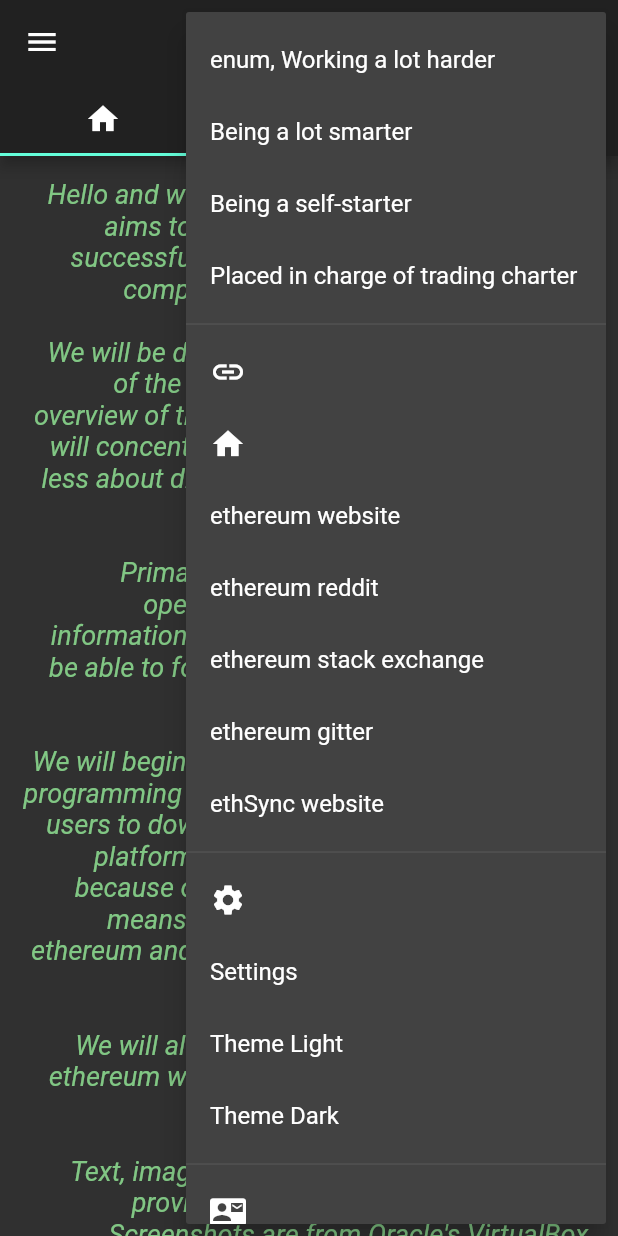
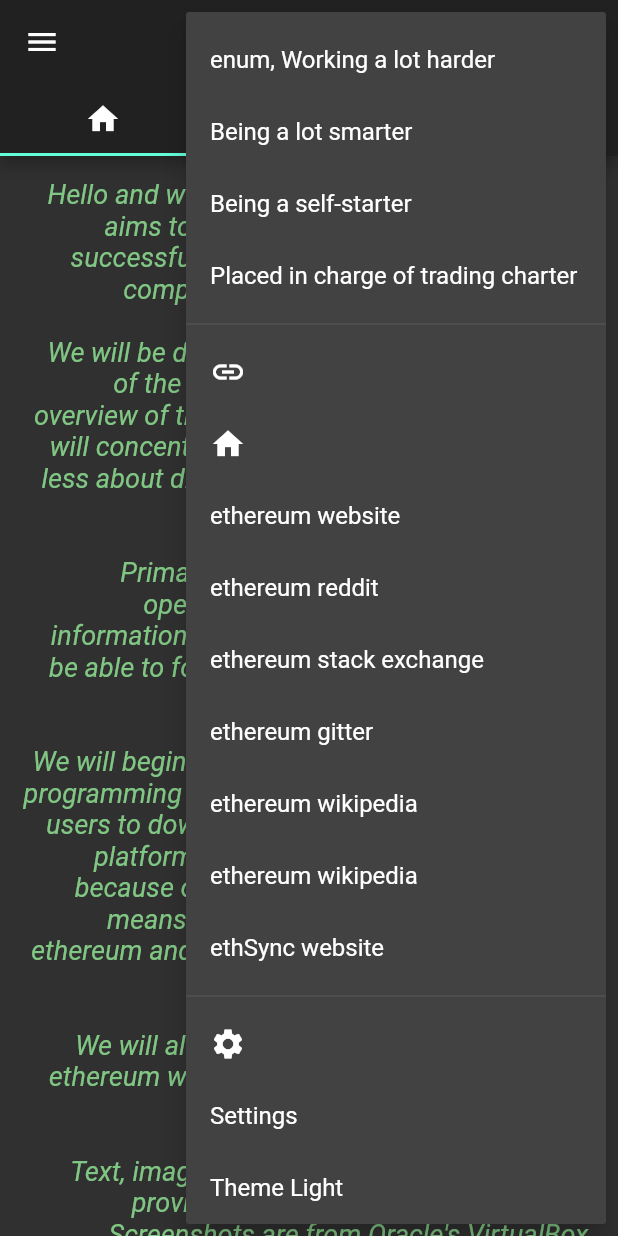
Before and after one commit to lubi888/eth_sync_0_1_1, a Flutter app: the screen it shows after launch, after a tap on the "more vert" icon, on a phone screen of 412 x 824 dp. Run offline on Flutter 3.47's test engine with Material 2 defaults, Android fonts, the phone set to English and light mode, and no system bars; our stand-ins replace camera, cloud_firestore, qr_flutter, share, transparent_image, video_player; missing offline and left inert: fast_qr_reader_view; accounts and stored records are empty.

Commit message:
founding members

```diff
--- a/lib/drawer_demo.dart
+++ b/lib/drawer_demo.dart
@@ -14,7 +14,7 @@ const String _kAsset2 = 'assets/etcBullet.png';                  //'packages/flu
 //const String _kGalleryAssetsPackage = 'flutter_gallery_assets';
 
 class DrawerDemo extends StatefulWidget {
-  static const String routeName = '/material/drawer';
+//  static const String routeName = '/material/drawer';
 
   @override
   _DrawerDemoState createState() => new _DrawerDemoState();
--- a/lib/ethTxtStrings.dart
+++ b/lib/ethTxtStrings.dart
@@ -2,7 +2,7 @@
 
 const String ethTextFonts =
     "\u03BB \n\tgreek lambda \n\u1688 \n\togham tinne \n\u304B \n\tjapanese ka \n\u4E07 \n\tcjk ideograph 10,000"
-    "\n\u4DC1 \n\tyijingit is possibleching \n\u1300 \n\tethiopic symbol \n\u{13080} \n\tegyptian eye";
+    "\n\u4DC1 \n\tiching \n\u1300 \n\tethiopic symbol \n\u{13080} \n\tegyptian eye";
 
 const String ethTextIntro =
     "Hello and welcome to ethereum sync. This app aims to provide the information needed to "
@@ -66,8 +66,15 @@ const String ethTextTop5 = "\n\nHere we have the top 5-8 apps, websites and comp
     "\n\nExchanges - USA, EU, JP"
     "\n\n ";
 
-const String ethTextFounders = "\n\nWho are the founders of Ethereum? What is the current state today?"
-    "\n\n ";
+const String ethTextFounders = "\n\nWho are the founders of Ethereum?"
+    "\n\nEthereum was proposed in late 2013 by programmer Vitalik Buterin. An online crowdsale took place in the summer of 2014 to raise funds. "
+    "\n\nThe ethereum system went live in 2015.07.30 and the origianl authors were Vitalik Buterin, Joseph Lubin and Gavin Wood. "
+    "\n\nThe collapse of the DAO project in 2016 caused a split, fork between the original chain, ethereum classic ETC, and the new ethereum ETH. "
+    "\n\nEthereum was quiet then for another year until mid-end of 2017 when cryptocurrencies in gnereal became noted and admired for their Distributed Ledger Technology "
+    "and also as instruments of monetary exchange.\n";
+
+const String ethTextCurrentState = "\n\nWhat is the current state today?";
+
 
 const String ethTextMiners =
     "\n\nDisclosure: The author is currently not synced with the ethereum or classic blockchain. "
--- a/lib/eth_sync.dart
+++ b/lib/eth_sync.dart
@@ -170,6 +170,14 @@ class _EthSyncPageState extends State<EthSyncPage> {
                       const PopupMenuItem(
                         child: const Text(
                             'ethereum gitter'), //https://gitter.im/ethereum/home
+                      ),
+                      const PopupMenuItem(
+                        child: const Text(
+                            'ethereum wikipedia'), //https://en.wikipedia.org/wiki/Ethereum
+                      ),
+                      const PopupMenuItem(
+                        child: const Text(
+                            'ethereum wikipedia'), //   https://github.com/ethereum
                       ),
                       const PopupMenuItem(
                         child: const Text('ethSync website'),
```
